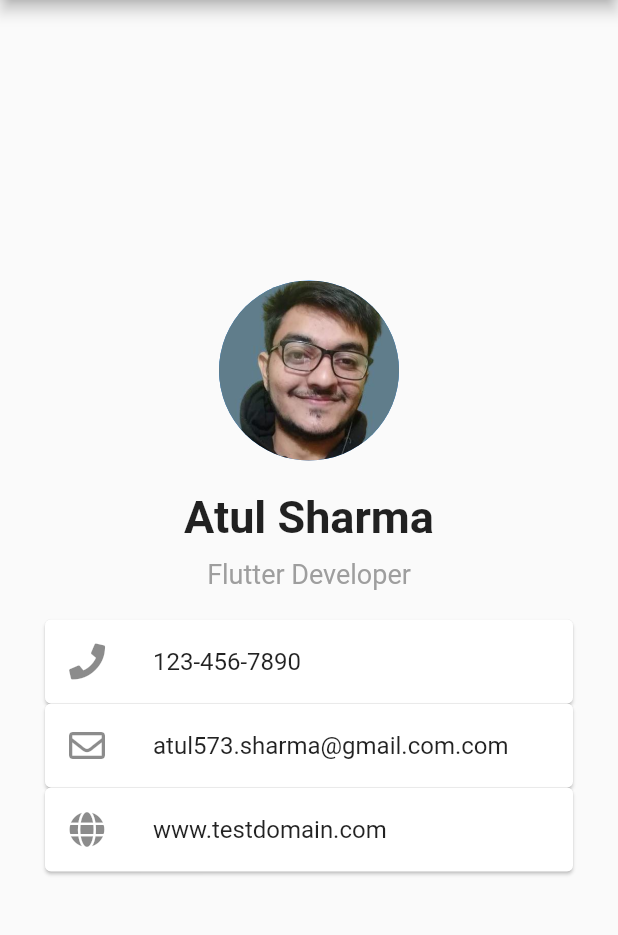
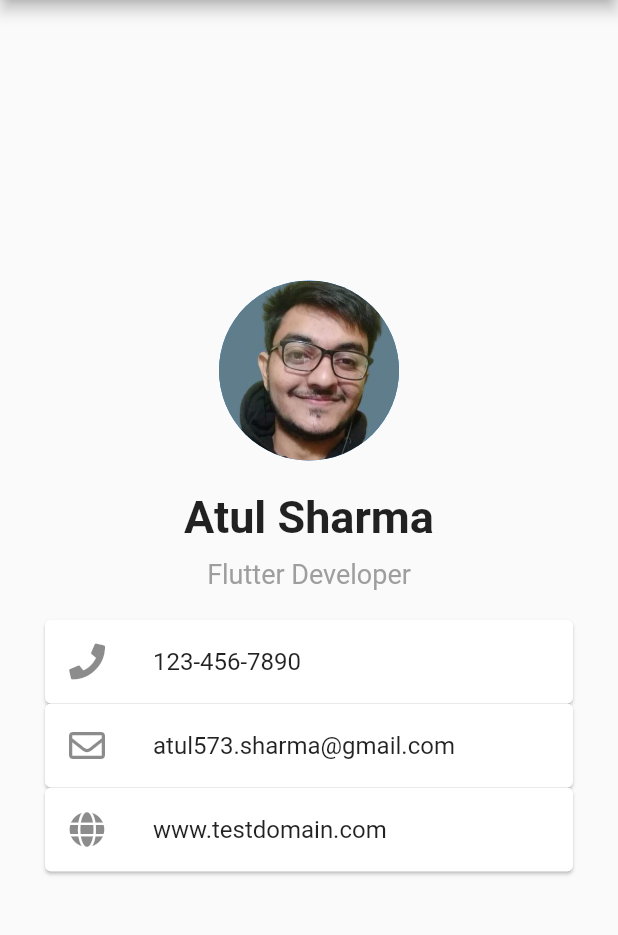
Before and after one commit to atul573/flutter-portfolio, a Flutter app: the screen it shows after launch, on a phone screen of 412 x 824 dp, the part 84-1019 px from its top. Run offline on Flutter 3.47's test engine with Material 2 defaults, Android fonts, the phone set to English and light mode, and no system bars; our stand-ins replace font_awesome_flutter.

Commit message:
updating docs

```diff
--- a/lib/main.dart
+++ b/lib/main.dart
@@ -57,7 +57,7 @@ class BusinessCard extends StatelessWidget {
               margin: EdgeInsets.symmetric(horizontal: 30.0),
               child: ListTile(
                 leading: Icon(FontAwesomeIcons.envelope),
-                title: Text('atul573.sharma@gmail.com.com'),
+                title: Text('atul573.sharma@gmail.com'),
               ),
             ),
             Card(
```
Also changed, not shown: 1 other file.
